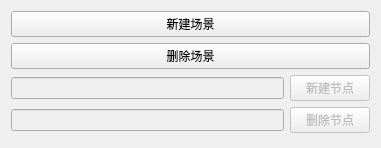
Old version of the form miniSlicer/Slicer/Libs/MRML/Widgets/Resources/UI/qMRMLSceneFactoryWidget.ui in the repository jiaqiwang969/Slicer.
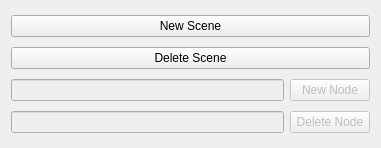
New version of the form.

Diff of the .ui file:
```diff
--- a/miniSlicer/Slicer/Libs/MRML/Widgets/Resources/UI/qMRMLSceneFactoryWidget.ui
+++ b/miniSlicer/Slicer/Libs/MRML/Widgets/Resources/UI/qMRMLSceneFactoryWidget.ui
@@ -16,14 +16,14 @@
    <item row="0" column="0" colspan="2">
     <widget class="QPushButton" name="NewSceneButton">
      <property name="text">
-      <string>新建场景</string>
+      <string>New Scene</string>
      </property>
     </widget>
    </item>
    <item row="1" column="0" colspan="2">
     <widget class="QPushButton" name="DeleteSceneButton">
      <property name="text">
-      <string>删除场景</string>
+      <string>Delete Scene</string>
      </property>
     </widget>
    </item>
@@ -40,7 +40,7 @@
       <bool>false</bool>
      </property>
      <property name="text">
-      <string>新建节点</string>
+      <string>New Node</string>
      </property>
     </widget>
    </item>
@@ -57,7 +57,7 @@
       <bool>false</bool>
      </property>
      <property name="text">
-      <string>删除节点</string>
+      <string>Delete Node</string>
      </property>
     </widget>
    </item>
```
Left out of the diff: 7 changed lines with no effect on the pictures.
